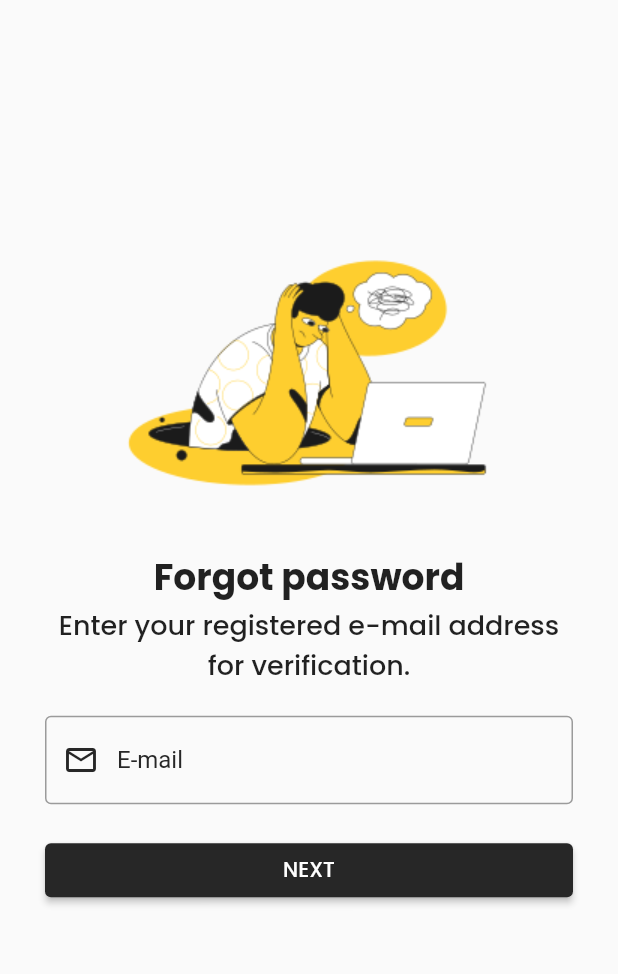
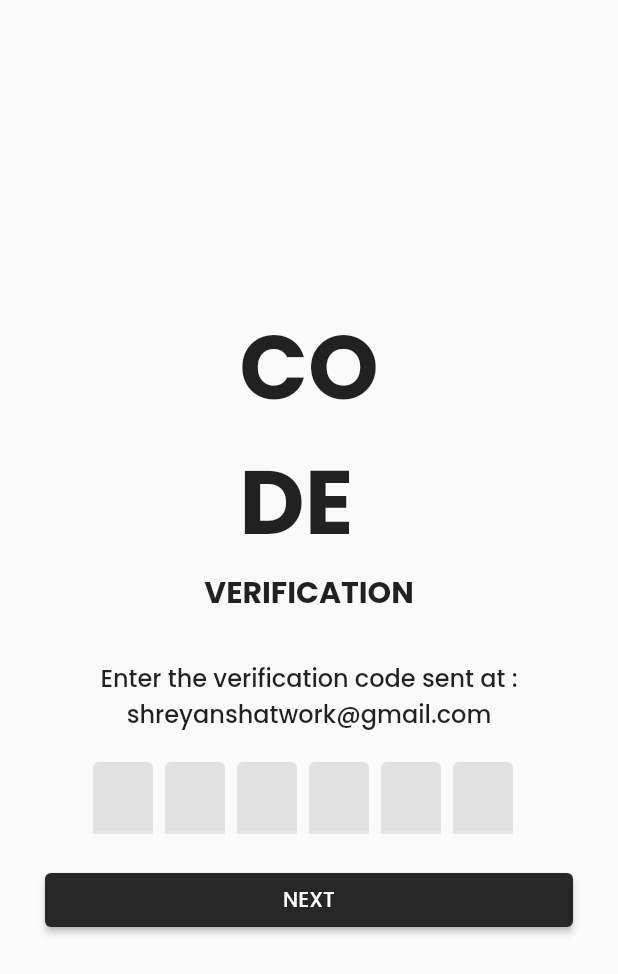
Before and after one commit to shreyxnsh/Aashayein-RehabCentre, a Flutter app: the ForgotPasswordMailScreen screen opened directly, after a tap on "NEXT", on a phone screen of 412 x 824 dp. Shown: the top 974 px of the screen. Run offline on Flutter 3.47's test engine with Material 2 defaults, Android fonts, the phone set to English and light mode, and no system bars; drawn by our look-alikes of flutter_otp_text_field; our stand-ins replace get.

Commit message:
ui enhancements

```diff
--- a/lib/src/common_widgets/form_header_widget.dart
+++ b/lib/src/common_widgets/form_header_widget.dart
@@ -27,8 +27,8 @@ class FormHeader extends StatelessWidget {
           child: Column(
             crossAxisAlignment: CrossAxisAlignment.start,
             children: [
-              Text(title, style: TextStyle(fontFamily: 'PoppinsBold', fontSize: 24, ),),
-            Text(subtitle, style: TextStyle(fontFamily: 'PoppinsMedium', fontSize: 18, ),),
+              Text(title, style: TextStyle(fontFamily: 'PoppinsBold', fontSize: 22, ),),
+            Text(subtitle, style: TextStyle(fontFamily: 'PoppinsMedium', fontSize: 16, ),),
             ],
           ),
 
--- a/lib/src/features/screens/forgot_password/forgot_password_mail/forgot_password_mail.dart
+++ b/lib/src/features/screens/forgot_password/forgot_password_mail/forgot_password_mail.dart
@@ -2,6 +2,7 @@ import 'package:flutter/material.dart';
 import 'package:flutter/src/widgets/framework.dart';
 import 'package:flutter/src/widgets/placeholder.dart';
 import 'package:rehabcentre/src/constants/sizes.dart';
+import 'package:rehabcentre/src/features/screens/forgot_password/forgot_password_otp/otp_screen.dart';
 
 import '../../../../constants/colors.dart';
 import '../../../../constants/image_strings.dart';
@@ -60,7 +61,12 @@ class ForgotPasswordMailScreen extends StatelessWidget {
              backgroundColor: MaterialStateProperty.all<Color>(tSecondaryColor), // Change the button color here
            ),
 
-             onPressed: (){},
+             onPressed: (){
+Navigator.push(
+              context,
+              MaterialPageRoute(builder: (context) => const OTPScreen()),);
+
+             },
              child: Text('Next'.toUpperCase(), style: TextStyle(fontFamily: 'PoppinsMedium', fontSize: 14),),
              ),
          )
--- a/lib/src/features/screens/forgot_password/forgot_password_options/forgot_password_bottomsheet.dart
+++ b/lib/src/features/screens/forgot_password/forgot_password_options/forgot_password_bottomsheet.dart
@@ -15,8 +15,8 @@ class ForgotPasswordScreen{
                           mainAxisSize: MainAxisSize.min,
                           crossAxisAlignment: CrossAxisAlignment.start,
                           children: [
-                            Text('Make Selection', style: TextStyle(fontFamily: 'PoppinsBold', fontSize: 22),),
-                            Text('Select one of the options give below to reset your password', style: TextStyle(fontFamily: 'PoppinsMedium', fontSize: 16),),
+                            Text('Make Selection', style: TextStyle(fontFamily: 'PoppinsBold', fontSize: 20),),
+                            Text('Select one of the options give below to reset your password', style: TextStyle(fontFamily: 'PoppinsMedium', fontSize: 14),),
                             SizedBox(
                               height: 30.0,
                             ),
@@ -36,7 +36,7 @@ class ForgotPasswordScreen{
                             ForgotpasswordBtnWidget(
                               btnIcon: Icons.phone_android_rounded,
                               title: 'Phone number',
-                              subtitle: 'Reset using Phone OTP verification',
+                              subtitle: 'Reset using OTP verification',
                               onTap: (){
 
                               },
--- a/lib/src/features/screens/forgot_password/forgot_password_options/forgot_password_sheet_widget.dart
+++ b/lib/src/features/screens/forgot_password/forgot_password_options/forgot_password_sheet_widget.dart
@@ -35,10 +35,10 @@ class ForgotpasswordBtnWidget extends StatelessWidget {
               children: [
                 Text(
                   title,
-                  style: TextStyle(fontFamily: 'PoppinsBold', fontSize: 16),
+                  style: TextStyle(fontFamily: 'PoppinsBold', fontSize: 14),
                 ),
                 Text(subtitle,
-                style: TextStyle(fontFamily: 'PoppinsMedium', fontSize: 14)
+                style: TextStyle(fontFamily: 'PoppinsMedium', fontSize: 12)
                 )
               ],
             )
--- /dev/null
+++ b/lib/src/features/screens/forgot_password/forgot_password_otp/otp_screen.dart
@@ -0,0 +1,60 @@
+import 'package:flutter/material.dart';
+import 'package:flutter/src/widgets/framework.dart';
+import 'package:flutter/src/widgets/placeholder.dart';
+import 'package:flutter_otp_text_field/flutter_otp_text_field.dart';
+import 'package:rehabcentre/src/constants/sizes.dart';
+import 'package:rehabcentre/src/constants/text_strings.dart';
+
+import '../../../../constants/colors.dart';
+
+class OTPScreen extends StatelessWidget {
+  const OTPScreen({super.key});
+
+  @override
+  Widget build(BuildContext context) {
+    return SafeArea(
+      child: Scaffold(
+        body: Center(
+          child: Container(
+            padding: EdgeInsets.all(tDefaultSize),
+            child: Column(
+              mainAxisAlignment: MainAxisAlignment.center,
+              children: [
+               Text(tOtpTitle, style: TextStyle(fontFamily: 'PoppinsBold', fontSize: 60), ),
+               Text(tOtpSubTitle.toUpperCase(), style: TextStyle(fontFamily: 'PoppinsBold', fontSize: 20) ),
+               SizedBox(
+                height: 30,
+               ),
+               Text(tOtpMessgae + "\nshreyanshatwork@gmail.com", textAlign: TextAlign.center, style: TextStyle(fontFamily: 'PoppinsMedium', fontSize: 16)),
+               SizedBox(
+                height: 20,
+               ),
+               OtpTextField(
+                numberOfFields: 6,
+                fillColor: Colors.black.withOpacity(0.1),
+                filled: true,
+                keyboardType: TextInputType.number,
+                onSubmit: (code){
+
+                },
+               ),
+               SizedBox(
+                height: 20,
+               ),
+               SizedBox(
+                width: double.infinity,
+                child: ElevatedButton(
+                  style: ButtonStyle(
+                          backgroundColor: MaterialStateProperty.all<Color>(tSecondaryColor), // Change the button color here
+                        ),
+                  onPressed: (){},
+                  child: Text('Next'.toUpperCase(), style: TextStyle(fontFamily: 'PoppinsMedium', fontSize: 14),),),
+
+               )
+            ]),
+          ),
+        ),
+      ),
+    );
+  }
+}
--- a/lib/src/features/screens/login/login_screen.dart
+++ b/lib/src/features/screens/login/login_screen.dart
@@ -28,8 +28,8 @@ class LoginScreen extends StatelessWidget {
                 children: [
                   // section 1
                   Center(child: Image(image: AssetImage(tLoginScreenImage), height: size.height*0.3,)),
-                  Text('Welcome back!', style: TextStyle(fontFamily: 'PoppinsBold', fontSize: 24, ),),
-                  Text('Login to experience hassle-free appointments', style: TextStyle(fontFamily: 'PoppinsMedium', fontSize: 18, ),),
+                  Text('Welcome back!', style: TextStyle(fontFamily: 'PoppinsBold', fontSize: 22, ),),
+                  Text('Login to experience hassle-free appointments', style: TextStyle(fontFamily: 'PoppinsMedium', fontSize: 16, ),),
 
                   // section 2
                   LoginForm(),
--- a/lib/src/features/screens/signup/signup_screen.dart
+++ b/lib/src/features/screens/signup/signup_screen.dart
@@ -14,9 +14,13 @@ class SignupScreen extends StatelessWidget {
   @override
   Widget build(BuildContext context) {
     return SafeArea(
+
       child: Scaffold(
+
         body: SingleChildScrollView(
+
           child: Container(
+            margin: EdgeInsets.only(top: 10),
             padding: EdgeInsets.only(bottom: tDefaultSize, left: tDefaultSize, right: tDefaultSize),
             child: Column(
               children: [
```
